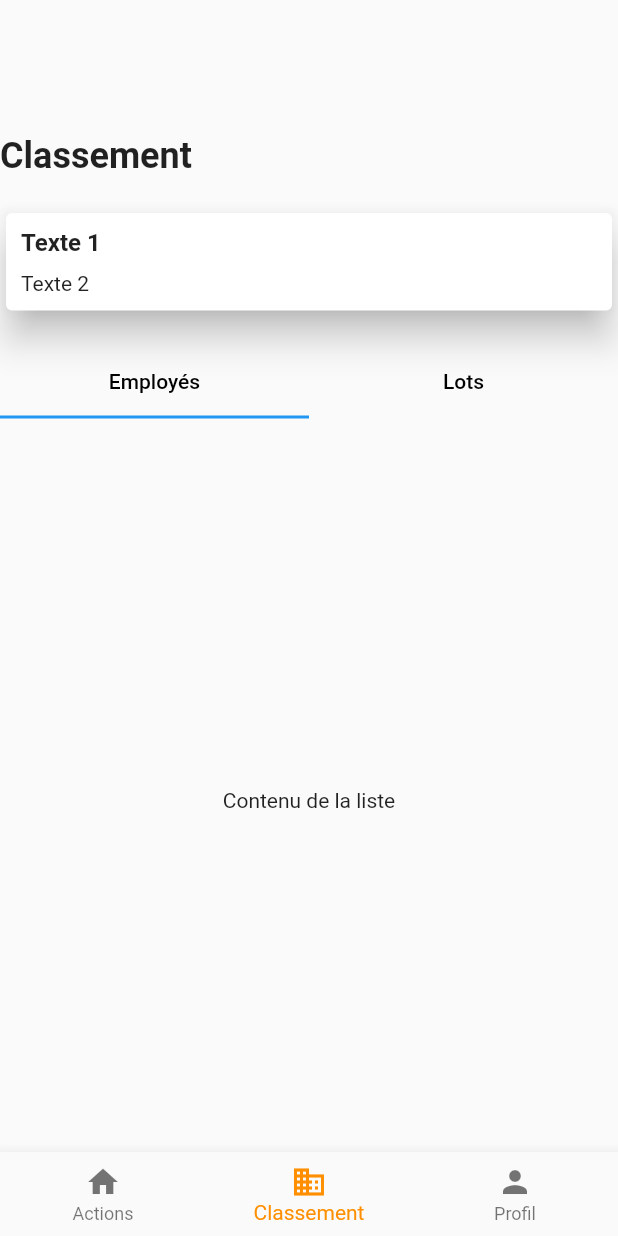
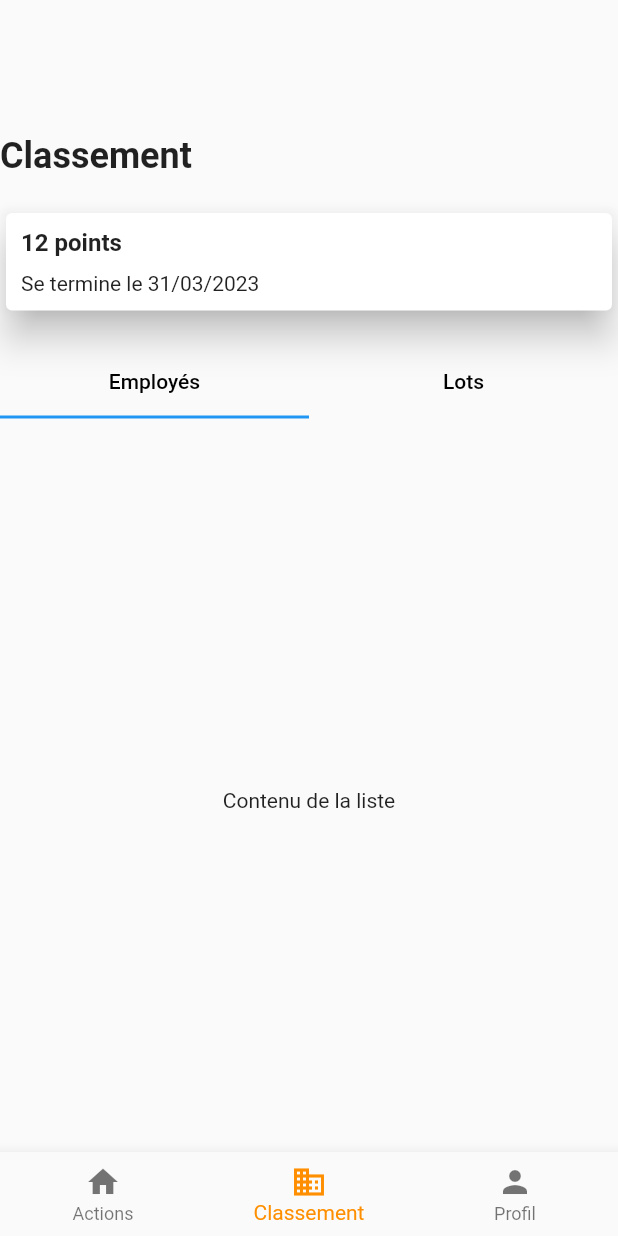
Before and after one commit to EXTIARBONE/extiarbone_flutter, a Flutter app: the screen it shows after launch, item 2 of the bottom bar chosen, on a phone screen of 412 x 824 dp. Run offline on Flutter 3.47's test engine with Material 2 defaults, Android fonts, the phone set to English and light mode, and no system bars; our stand-ins replace google_fonts; Roboto replaces fonts that are missing (Montserrat); project files that could hold a hidden picture were left out.

Commit message:
Correction text

```diff
--- a/lib/pages/classement.dart
+++ b/lib/pages/classement.dart
@@ -43,7 +43,7 @@ class _ClassementState extends State<Classement>
                 crossAxisAlignment: CrossAxisAlignment.start,
                 children: const [
                   Text(
-                    "Texte 1",
+                    "12 points",
                     style: TextStyle(
                       fontSize: 16,
                       fontWeight: FontWeight.bold,
@@ -51,7 +51,7 @@ class _ClassementState extends State<Classement>
                   ),
                   SizedBox(height: 10),
                   Text(
-                    "Texte 2",
+                    "Se termine le 31/03/2023",
                     style: TextStyle(
                       fontSize: 14,
                     ),
```
